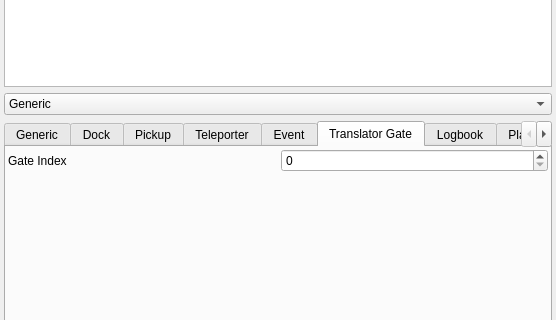
First picture: the form in randovania/gui/ui_files/node_details_popup.ui, repository randovania/randovania, before the edit; both pictures show x 0 to 556 and y 457 to 777 of the 556 by 908 pixel window.
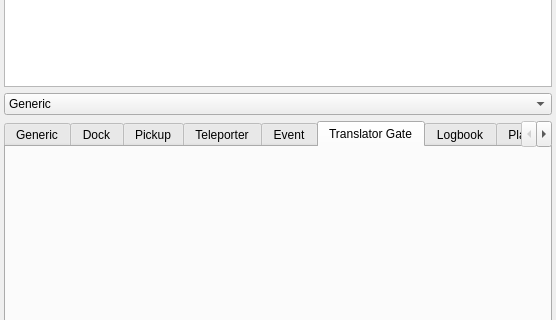
Second picture: the form after the edit. The open tabs and pages were chosen to show the change.

Commit message: Replace TranslatorGateNode with ConfigurableNode

```diff
--- a/randovania/gui/ui_files/node_details_popup.ui
+++ b/randovania/gui/ui_files/node_details_popup.ui
@@ -585,21 +585,7 @@
        <property name="bottomMargin">
         <number>2</number>
        </property>
-       <item row="0" column="1">
-        <widget class="QSpinBox" name="translator_gate_spin">
-         <property name="maximum">
-          <number>999</number>
-         </property>
-        </widget>
-       </item>
        <item row="0" column="0">
-        <widget class="QLabel" name="translator_gate_label">
-         <property name="text">
-          <string>Gate Index</string>
-         </property>
-        </widget>
-       </item>
-       <item row="1" column="0">
         <spacer name="verticalSpacer_5">
          <property name="orientation">
           <enum>Qt::Vertical</enum>
```
The commit also changes 21 other files.
